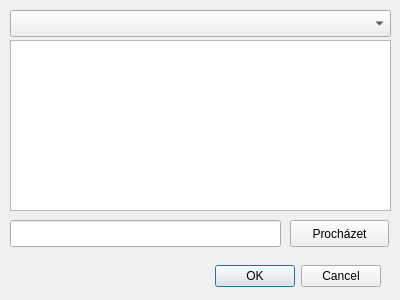
Before: the Qt Designer form ui/message.ui in ruz76/qgis_patrac, drawn with Qt 5.
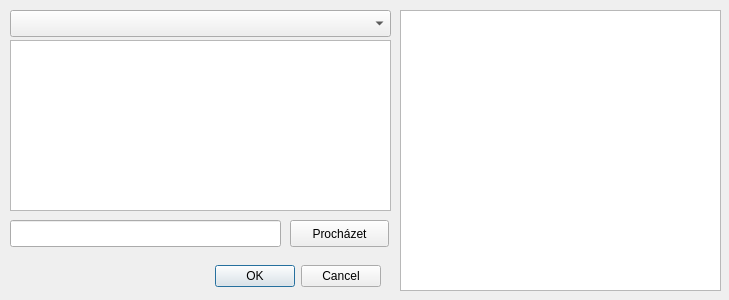
After: the same form once the commit is applied.

The edit to the form file:
```diff
--- a/ui/message.ui
+++ b/ui/message.ui
@@ -6,7 +6,7 @@
    <rect>
     <x>0</x>
     <y>0</y>
-    <width>400</width>
+    <width>729</width>
     <height>300</height>
    </rect>
   </property>
@@ -72,6 +72,16 @@
     </rect>
    </property>
   </widget>
+  <widget class="QListWidget" name="listWidgetHistory">
+   <property name="geometry">
+    <rect>
+     <x>400</x>
+     <y>10</y>
+     <width>321</width>
+     <height>281</height>
+    </rect>
+   </property>
+  </widget>
  </widget>
  <resources/>
  <connections>
```
